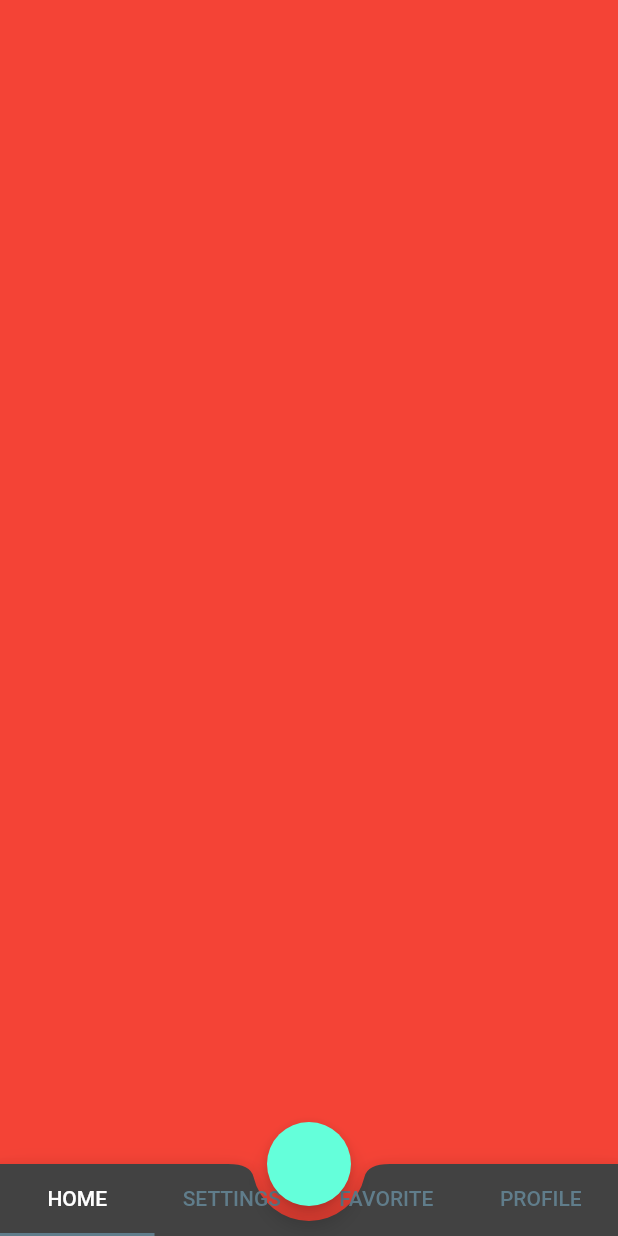
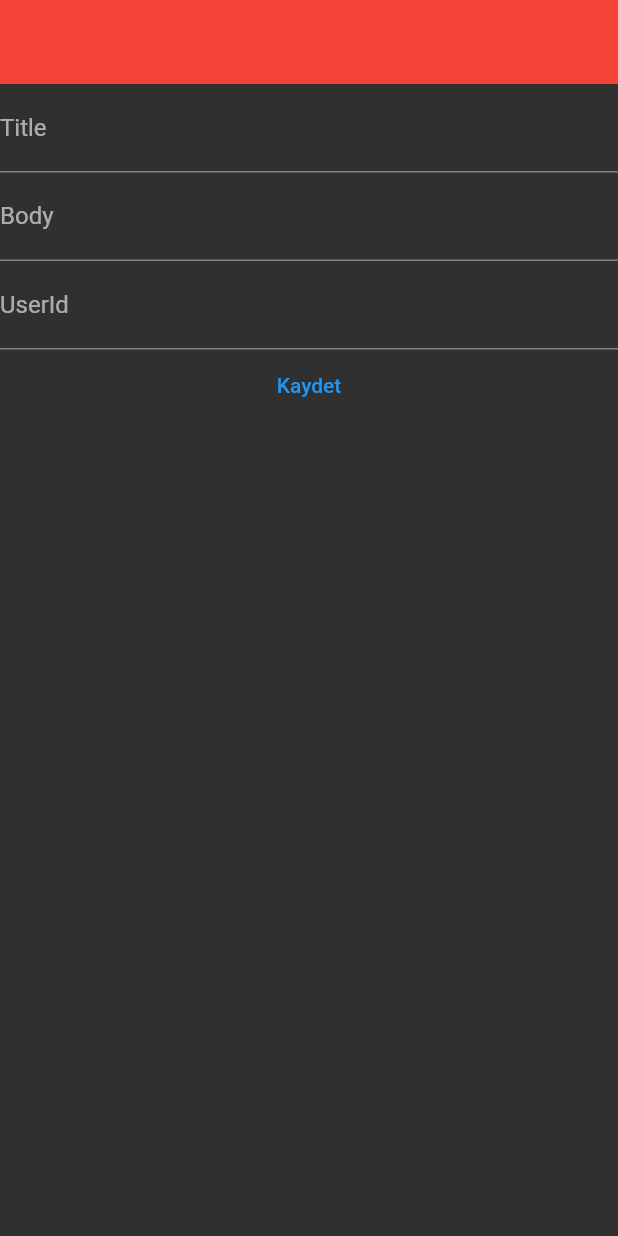
Before and after one commit to toprako/LearningFlutter, a Flutter app: the screen it shows after launch, on a phone screen of 412 x 824 dp. Run offline on Flutter 3.47's test engine with Material 2 defaults, Android fonts, the phone set to English and light mode, and no system bars; our stand-ins replace dio.

Commit message:
14.04.2023 Güncellemeler

```diff
--- a/lib/202/ModelLearning.dart
+++ b/lib/202/ModelLearning.dart
@@ -1,10 +1,10 @@
-class PostModel {
+class PostModel1 {
   final int userId;
   final int id;
   final String title;
   final String body;
 
-  PostModel(this.userId, this.id, this.title, this.body);
+  PostModel1(this.userId, this.id, this.title, this.body);
 }
 
 class PostModel2 {
--- a/lib/202/ModelLearningView.dart
+++ b/lib/202/ModelLearningView.dart
@@ -19,7 +19,7 @@ class _ModelLearningViewState extends State<ModelLearningView> with SingleTicker
     final user1 = PostModel2();
     user1.body = "Hello";
 
-    final user2 = PostModel(1, 2, "Title", "Body");
+    final user2 = PostModel1(1, 2, "Title", "Body");
 
     final user3 = PostModel3(1, 2, "Title2", "Body2");
     user3.body = "Merhaba";
--- a/lib/main.dart
+++ b/lib/main.dart
@@ -23,6 +23,8 @@ import 'package:learning/demos/ColorDemosViewLearning.dart';
 import 'package:learning/demos/ColorLifeCycleViewLearning.dart';
 import 'package:learning/demos/MyCollectionDemos.dart';
 import 'package:learning/demos/StackDemoViewLearning.dart';
+import 'package:learning/service/ServiceLearningView.dart';
+import 'package:learning/service/ServicePostLearningView.dart';
 
 import '101/ContainerSizedBoxLearning.dart';
 import '101/PaddingLearning.dart';
@@ -52,7 +54,7 @@ class MyApp extends StatelessWidget {
           elevation: 0,
         ),
       ),
-      home: TabLearningWidget(),
+      home: ServicePostLearning(),
       debugShowCheckedModeBanner: false,
     );
   }
--- /dev/null
+++ b/lib/service/ServicePostLearningView.dart
@@ -0,0 +1,93 @@
+import 'dart:io';
+
+import 'package:dio/dio.dart';
+import 'package:flutter/material.dart';
+import 'package:learning/service/model/PostModel.dart';
+
+class ServicePostLearning extends StatefulWidget {
+  const ServicePostLearning({Key? key}) : super(key: key);
+
+  @override
+  State<ServicePostLearning> createState() => _ServicePostLearningState();
+}
+
+class _ServicePostLearningState extends State<ServicePostLearning> {
+  bool _isLoading = false;
+  String post = "posts";
+  String basepath = "https://jsonplaceholder.typicode.com/";
+  String? name = "";
+  late final Dio _networkManager;
+
+  TextEditingController _titleController = TextEditingController();
+  TextEditingController _bodyController = TextEditingController();
+  TextEditingController _userIdController = TextEditingController();
+
+  @override
+  void initState() {
+    super.initState();
+    _networkManager = Dio(BaseOptions(baseUrl: basepath));
+    print("Başlangıç");
+  }
+
+  void _changeLoading() {
+    setState(() {
+      _isLoading = !_isLoading;
+    });
+  }
+
+  Future<void> _addItemToService(PostModel postModel) async {
+    _changeLoading();
+    final response = await _networkManager.post(post,data: postModel);
+    if(response.statusCode == HttpStatus.created){
+      name = "Başarılı";
+    }
+    _changeLoading();
+  }
+
+
+  @override
+  Widget build(BuildContext context) {
+    return Scaffold(
+      appBar: AppBar(
+        title: Text(name!),
+        actions: [
+          _isLoading ? CircularProgressIndicator.adaptive() : SizedBox.shrink()
+        ],
+      ),
+      body: Column(
+        children: [
+          TextField(
+            controller: _titleController,
+            decoration: InputDecoration(labelText: "Title"),
+            keyboardType: TextInputType.text,
+            textInputAction: TextInputAction.next,
+          ),
+          TextField(
+            controller: _bodyController,
+            decoration: InputDecoration(labelText: "Body"),
+            textInputAction: TextInputAction.next,
+          ),
+          TextField(
+            controller: _userIdController,
+            keyboardType: TextInputType.number,
+            decoration: InputDecoration(labelText: "UserId"),
+            autofillHints: [AutofillHints.creditCardNumber],
+          ),
+          TextButton(
+              onPressed: () {
+                if (_titleController.text.isNotEmpty &&
+                    _bodyController.text.isNotEmpty &&
+                    _userIdController.text.isNotEmpty) {
+                  final model = PostModel(
+                      body: _bodyController.text,
+                      title: _titleController.text,
+                      userId: int.tryParse(_userIdController.text));
+                  _addItemToService(model);
+                }
+              },
+              child: Text("Kaydet")),
+        ],
+      ),
+    );
+  }
+}
--- /dev/null
+++ b/lib/service/model/PostModel.dart
@@ -0,0 +1,24 @@
+class PostModel {
+  int? userId;
+  int? id;
+  String? title;
+  String? body;
+
+  PostModel({this.userId, this.id, this.title, this.body});
+
+  PostModel.fromJson(Map<String, dynamic> json) {
+    userId = json['userId'];
+    id = json['id'];
+    title = json['title'];
+    body = json['body'];
+  }
+
+  Map<String, dynamic> toJson() {
+    final Map<String, dynamic> data = <String, dynamic>{};
+    data['userId'] = userId;
+    data['id'] = id;
+    data['title'] = title;
+    data['body'] = body;
+    return data;
+  }
+}
--- a/pubspec.yaml
+++ b/pubspec.yaml
@@ -35,6 +35,7 @@ dependencies:
   # The following adds the Cupertino Icons font to your application.
   # Use with the CupertinoIcons class for iOS style icons.
   cupertino_icons: ^1.0.2
+  dio: ^5.1.1
 
 dev_dependencies:
   flutter_test:
```
Also changed, not shown: lib/service/ServiceLearningView.dart (added, +85 -0 lines), pubspec.lock.
